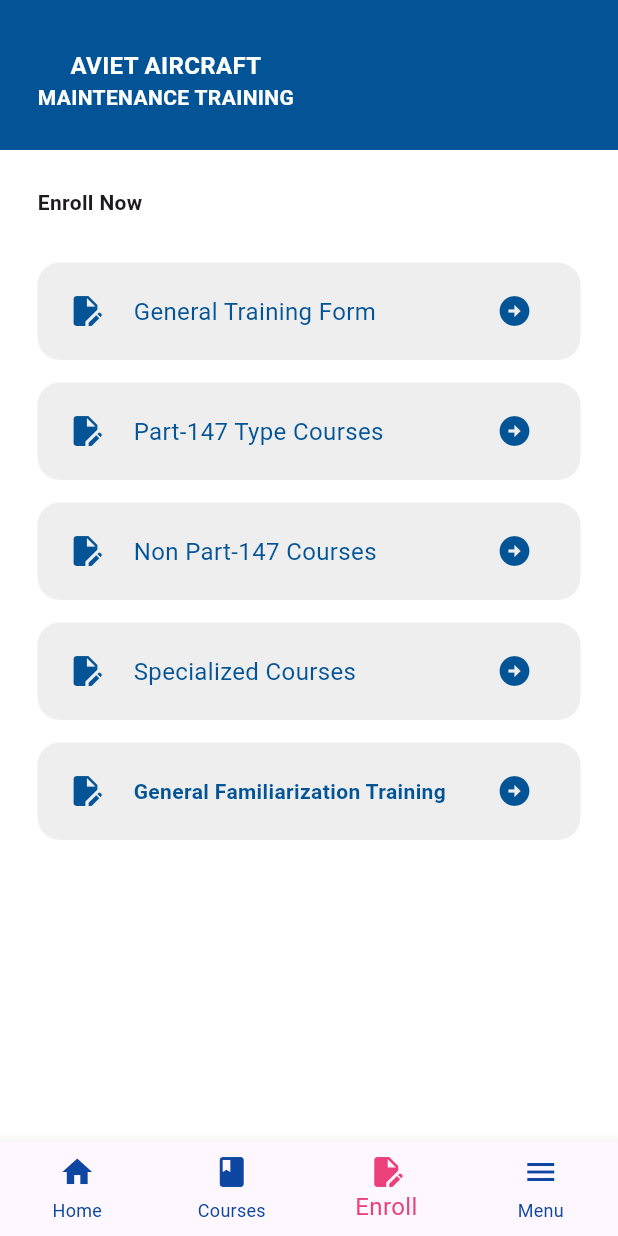
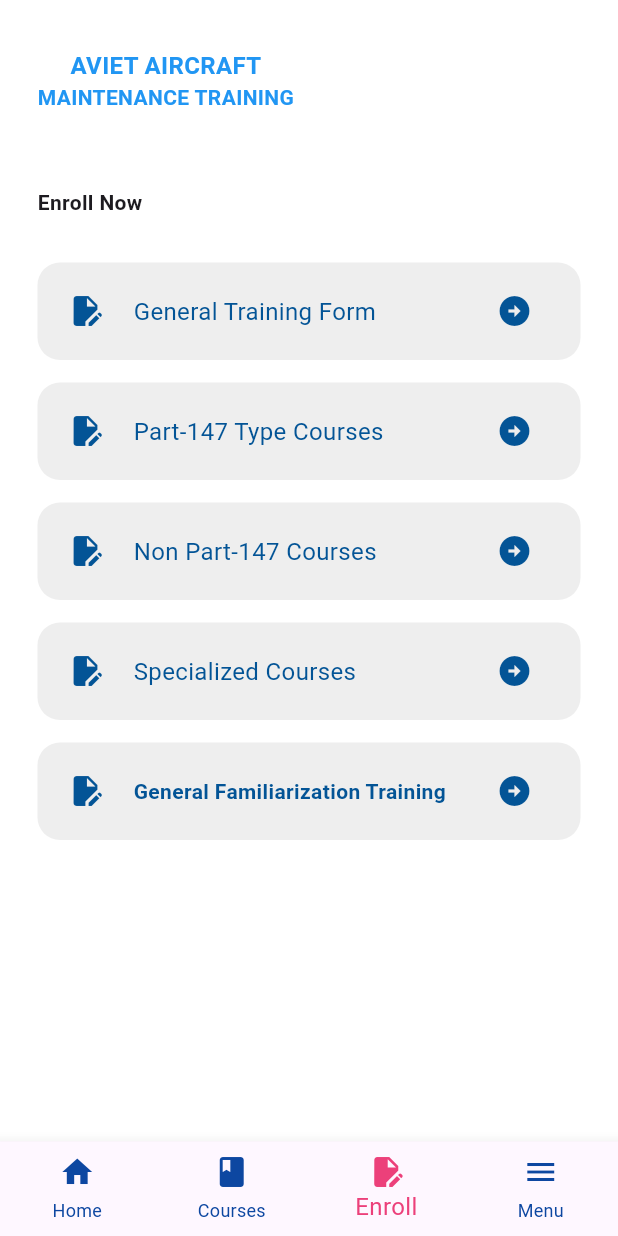
Before and after one commit to Matthias-Ab/AVIET, a Flutter app: the screen it shows after launch, item 3 of the bottom bar chosen, after a tap on the "arrow circle right" icon, on a phone screen of 412 x 824 dp. Run offline on Flutter 3.47's test engine with Material 3 defaults, Android fonts, the phone set to English and light mode, and no system bars.

Commit message:
modified:   lib/pages/enroll.dart 	modified:   lib/pages/home.dart

```diff
--- a/lib/pages/enroll.dart
+++ b/lib/pages/enroll.dart
@@ -12,7 +12,7 @@
           padding:  const EdgeInsets.symmetric(vertical: 25, horizontal: 25),
           alignment: Alignment.bottomCenter,
           height: 100,
-          decoration:   const BoxDecoration(color: Color.fromARGB(255, 3, 84, 150)),
+          decoration:   const BoxDecoration(color: Color.fromARGB(255, 255, 255, 255)),
 
 
           child:  Row(
@@ -26,7 +26,7 @@
                   style: TextStyle(
                     fontSize: 16,
                     fontWeight: FontWeight.bold,
-                    color: Colors.white
+                    color: Colors.blue
                   ),
                 ),
                 Text(
@@ -34,7 +34,7 @@
                   style: TextStyle(
                     fontSize: 14,
                     fontWeight: FontWeight.bold,
-                    color: Colors.white),
+                    color: Colors.blue),
                 ),
               ],
             ),
--- a/lib/pages/home.dart
+++ b/lib/pages/home.dart
@@ -14,7 +14,7 @@
           padding:  const EdgeInsets.symmetric(vertical: 25, horizontal: 25),
           alignment: Alignment.bottomCenter,
           height: 100,
-          decoration:   const BoxDecoration(color: Color.fromARGB(255, 3, 84, 150)),
+          decoration:   const BoxDecoration(color: Color.fromARGB(255, 255, 255, 255)),
 
 
           child:  Row(
@@ -29,7 +29,7 @@
                   style: TextStyle(
                     fontSize: 16,
                     fontWeight: FontWeight.bold,
-                    color: Colors.white
+                    color: Color.fromARGB(255, 8, 80, 138)
                   ),
                 ),
                 Text(
@@ -37,7 +37,7 @@
                   style: TextStyle(
                     fontSize: 14,
                     fontWeight: FontWeight.bold,
-                    color: Colors.white),
+                    color: Color.fromARGB(255, 8, 89, 155)),
                 ),
               ],
             ),
```
